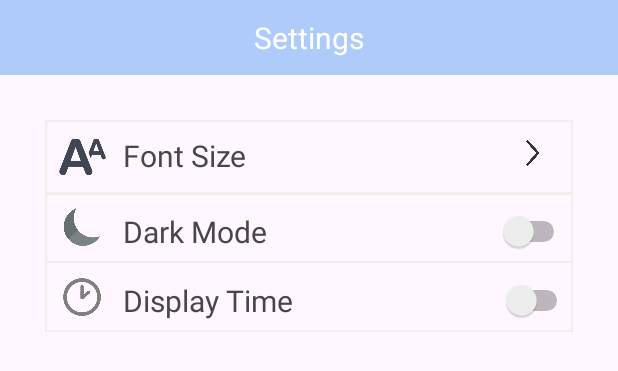
After one commit to doniandrian/TUBES1-MOBDEV, an Android app: the layout settings.xml on its own in the app's theme, with its tools: preview values and no code run, on a phone screen of 412 x 824 dp. The commit adds this screen. Shown: the top 371 px of the screen. Run offline under Robolectric (Android 15) with nearby library versions, the phone set to English and light mode, and no system bars.

Commit message:
setting layout

```diff
--- a/TUBES/app/build.gradle.kts
+++ b/TUBES/app/build.gradle.kts
@@ -41,6 +41,7 @@ dependencies {
     implementation("androidx.appcompat:appcompat:1.6.1")
     implementation("com.google.android.material:material:1.10.0")
     implementation("androidx.constraintlayout:constraintlayout:2.1.4")
+    implementation("androidx.preference:preference:1.2.1")
     testImplementation("junit:junit:4.13.2")
     androidTestImplementation("androidx.test.ext:junit:1.1.5")
     androidTestImplementation("androidx.test.espresso:espresso-core:3.5.1")
--- /dev/null
+++ b/TUBES/app/src/main/res/drawable/border.xml
@@ -0,0 +1,19 @@
+<?xml version="1.0" encoding="utf-8"?>
+<layer-list xmlns:android="http://schemas.android.com/apk/res/android">
+    <item>
+        <shape
+            android:shape="rectangle">
+            <stroke android:width="1dp" android:color="#f1eeec" />
+            <solid android:color="#00000000" />
+
+        </shape>
+    </item>
+
+    <item android:top="1dp" android:bottom="1dp">
+        <shape
+            android:shape="rectangle">
+            <stroke android:width="1dp" android:color="#00000000" />
+            <solid android:color="#00000000" />
+        </shape>
+    </item>
+</layer-list>
--- /dev/null
+++ b/TUBES/app/src/main/res/layout/settings.xml
@@ -0,0 +1,145 @@
+<?xml version="1.0" encoding="utf-8"?>
+<RelativeLayout xmlns:android="http://schemas.android.com/apk/res/android"
+    android:layout_width="match_parent"
+    android:layout_height="match_parent"
+    >
+
+    <TextView
+        android:id="@+id/textSettings"
+        android:layout_width="match_parent"
+        android:layout_height="50dp"
+        android:text="Settings"
+        android:background="@color/light_blue"
+        android:textColor="@color/white"
+        android:gravity="center"
+        android:textSize="20dp"
+
+        />
+
+<!--    <androidx.appcompat.widget.AppCompatButton-->
+<!--        android:layout_width="match_parent"-->
+<!--        android:layout_height="wrap_content"-->
+<!--        android:background="@color/white"-->
+<!--        android:layout_below="@+id/textSettings"-->
+<!--        android:layout_margin="15dp"-->
+<!--        android:text="Font Size"-->
+<!--        android:textAllCaps="false"-->
+<!--        />-->
+
+    <RelativeLayout
+        android:id="@+id/containerFontSize"
+        android:layout_width="match_parent"
+        android:layout_height="wrap_content"
+        android:layout_below="@id/textSettings"
+        android:layout_marginStart="30dp"
+        android:layout_marginTop="30dp"
+        android:layout_marginEnd="30dp"
+        android:layout_marginBottom="30dp"
+        android:background="@drawable/border"
+        >
+
+        <ImageView
+            android:layout_width="50dp"
+            android:layout_height="50dp"
+            android:src="@drawable/font_size_icon" />
+
+        <TextView
+            android:layout_width="match_parent"
+            android:layout_height="wrap_content"
+            android:text="Font Size"
+            android:textSize="20dp"
+            android:layout_marginLeft="52dp"
+            android:layout_marginTop="10dp"
+
+            />
+
+        <ImageView
+            android:layout_width="20dp"
+            android:layout_height="20dp"
+            android:src="@drawable/arrow_right_icon"
+            android:layout_marginLeft="315dp"
+            android:layout_marginTop="12dp"
+            />
+    </RelativeLayout>
+
+    <RelativeLayout
+        android:id="@+id/containerDarkMode"
+        android:layout_width="match_parent"
+        android:layout_height="wrap_content"
+        android:layout_below="@id/containerFontSize"
+        android:layout_marginStart="30dp"
+        android:layout_marginEnd="30dp"
+        android:layout_marginTop="-32dp"
+        android:background="@drawable/border"
+        android:paddingLeft="2dp"
+        android:paddingTop="7dp"
+        android:paddingBottom="7dp"
+        >
+
+        <ImageView
+            android:layout_width="25dp"
+            android:layout_height="25dp"
+            android:src="@drawable/dark_mode_icon"
+            android:layout_marginLeft="10dp"
+            android:layout_marginTop="3dp"
+            />
+
+        <TextView
+            android:layout_width="match_parent"
+            android:layout_height="wrap_content"
+            android:text="Dark Mode"
+            android:textSize="20dp"
+            android:layout_marginLeft="50dp"
+            android:layout_marginTop="5dp"
+
+            />
+
+        <Switch
+            android:layout_width="wrap_content"
+            android:layout_height="wrap_content"
+            android:layout_marginLeft="300dp"
+            android:layout_marginTop="5dp"
+            />
+    </RelativeLayout>
+
+    <RelativeLayout
+        android:id="@+id/containerDisplayTime"
+        android:layout_width="match_parent"
+        android:layout_height="wrap_content"
+        android:layout_below="@id/containerDarkMode"
+        android:layout_marginStart="30dp"
+        android:layout_marginEnd="30dp"
+        android:layout_marginTop="-1dp"
+        android:background="@drawable/border"
+        android:paddingTop="7dp"
+        android:paddingBottom="7dp"
+        >
+
+        <ImageView
+            android:layout_width="25dp"
+            android:layout_height="25dp"
+            android:src="@drawable/display_time_icon"
+            android:layout_marginLeft="12dp"
+            android:layout_marginTop="4dp"
+            />
+
+        <TextView
+            android:layout_width="match_parent"
+            android:layout_height="wrap_content"
+            android:text="Display Time"
+            android:textSize="20dp"
+            android:layout_marginLeft="52dp"
+            android:layout_marginTop="5dp"
+
+            />
+
+        <Switch
+            android:layout_width="wrap_content"
+            android:layout_height="wrap_content"
+            android:layout_marginLeft="305dp"
+            android:layout_marginTop="5dp"
+            />
+    </RelativeLayout>
+
+
+</RelativeLayout>
--- a/TUBES/app/src/main/res/values/colors.xml
+++ b/TUBES/app/src/main/res/values/colors.xml
@@ -9,4 +9,7 @@
     <color name="white">#FFFFFFFF</color>
     <color name="gray">#808080</color>
     <color name="pink">#DE3163</color>
+    <color name="yellow_94">#f6de94</color>
+    <color name="light_blue">#aecbfa</color>
+
 </resources>
```
Also changed, not shown: TUBES/app/src/main/res/drawable/arrow_right_icon.png (added), TUBES/app/src/main/res/drawable/dark_mode_icon.png (added), TUBES/app/src/main/res/drawable/display_time_icon.png (added), TUBES/app/src/main/res/drawable/font_size_icon.png (added).
